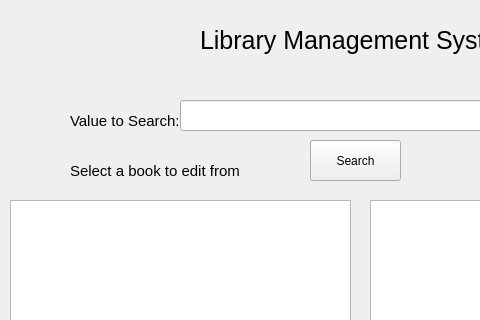
calderon-antoniop410/LibraryPlusPlus, file bookManager.ui: the form before one commit; both pictures show x 0 to 480 and y 0 to 320 of the 800 by 600 pixel window.
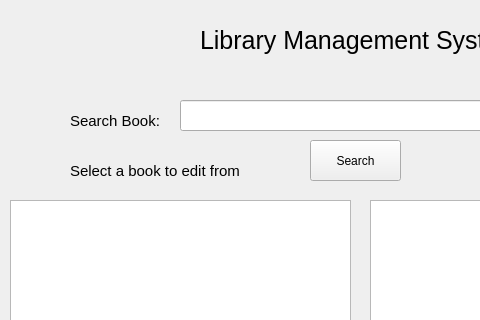
The form after the commit.

Patch:
```diff
--- a/bookManager.ui
+++ b/bookManager.ui
@@ -112,7 +112,7 @@
 }</string>
     </property>
     <property name="text">
-     <string>Value to Search:</string>
+     <string>Search Book:</string>
     </property>
    </widget>
    <widget class="QLineEdit" name="lineEdit">
```
Left out of the diff: 2 changed lines with no effect on the pictures.
